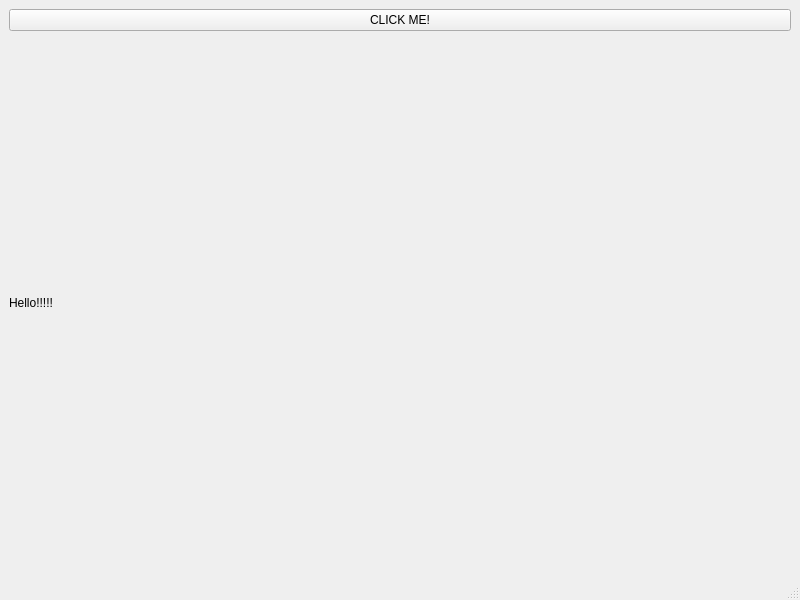
Qt form test.ui (oramadn/CAN_Simulator) before a commit.
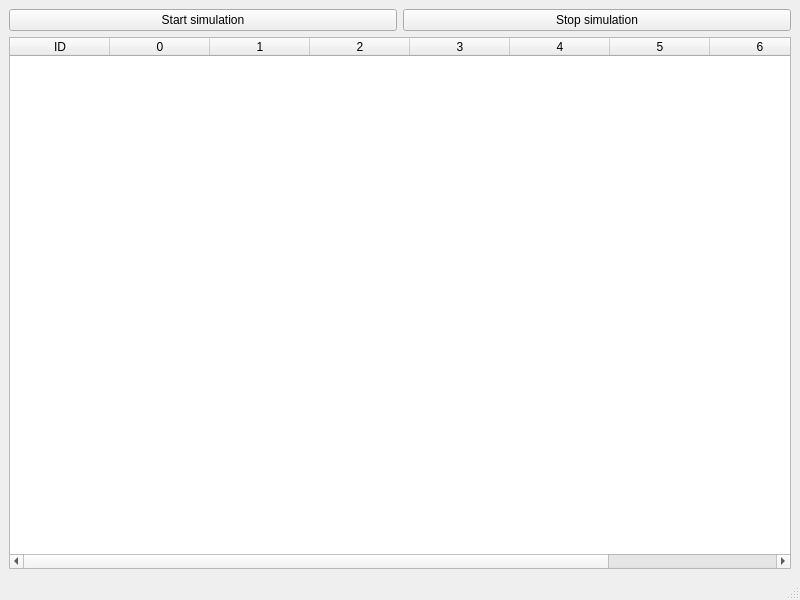
The same form after that commit.

Patch:
```diff
--- a/test.ui
+++ b/test.ui
@@ -15,24 +15,83 @@
   </property>
   <widget class="QWidget" name="centralwidget">
    <layout class="QVBoxLayout" name="verticalLayout">
-    <item>
-     <layout class="QHBoxLayout" name="horizontalLayout_2">
-      <item>
-       <widget class="QPushButton" name="myButton">
-        <property name="text">
-         <string>CLICK ME!</string>
-        </property>
-       </widget>
-      </item>
-     </layout>
-    </item>
     <item>
      <layout class="QHBoxLayout" name="horizontalLayout">
       <item>
-       <widget class="QLabel" name="myLabel">
+       <widget class="QPushButton" name="startButton">
         <property name="text">
-         <string>Hello!!!!!</string>
+         <string>Start simulation</string>
         </property>
+       </widget>
+      </item>
+      <item>
+       <layout class="QVBoxLayout" name="verticalLayout_2">
+        <item>
+         <widget class="QPushButton" name="stopButton">
+          <property name="sizePolicy">
+           <sizepolicy hsizetype="Minimum" vsizetype="Preferred">
+            <horstretch>0</horstretch>
+            <verstretch>0</verstretch>
+           </sizepolicy>
+          </property>
+          <property name="text">
+           <string>Stop simulation</string>
+          </property>
+         </widget>
+        </item>
+       </layout>
+      </item>
+     </layout>
+    </item>
+    <item>
+     <layout class="QHBoxLayout" name="horizontalLayout_2">
+      <item>
+       <widget class="QTableWidget" name="mainTable">
+        <column>
+         <property name="text">
+          <string>ID</string>
+         </property>
+        </column>
+        <column>
+         <property name="text">
+          <string>0</string>
+         </property>
+        </column>
+        <column>
+         <property name="text">
+          <string>1</string>
+         </property>
+        </column>
+        <column>
+         <property name="text">
+          <string>2</string>
+         </property>
+        </column>
+        <column>
+         <property name="text">
+          <string>3</string>
+         </property>
+        </column>
+        <column>
+         <property name="text">
+          <string>4</string>
+         </property>
+        </column>
+        <column>
+         <property name="text">
+          <string>5</string>
+         </property>
+        </column>
+        <column>
+         <property name="text">
+          <string>6</string>
+         </property>
+        </column>
+        <column>
+         <property name="text">
+          <string>7</string>
+         </property>
+        </column>
        </widget>
       </item>
      </layout>
```
Left out of the diff: 35 changed lines with no effect on the pictures.
